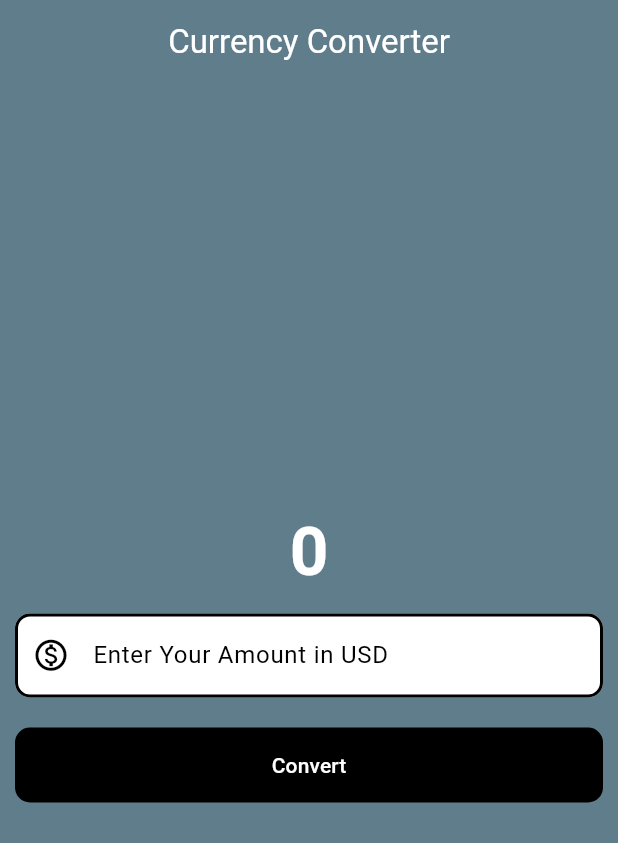
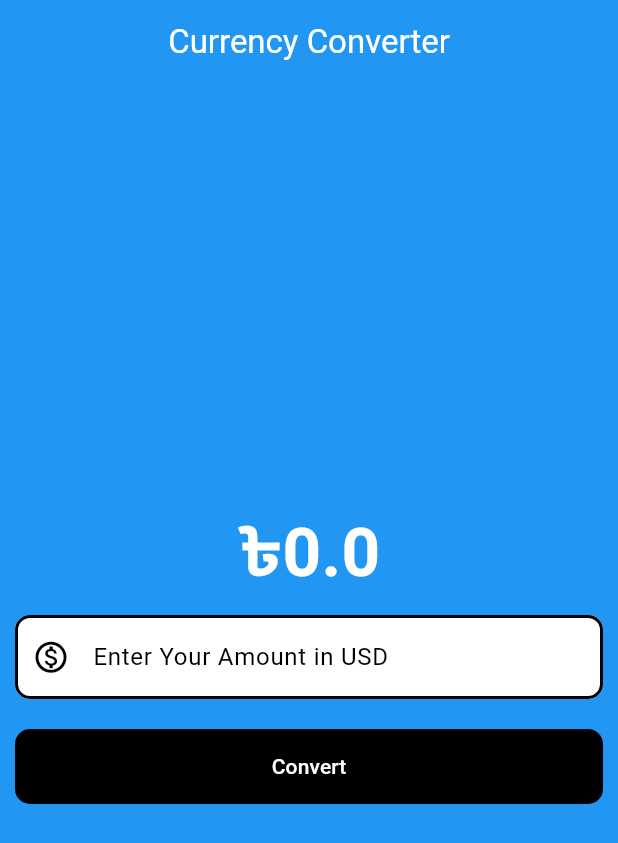
Before and after one commit to siraajul/currency_converter, a Flutter app: the screen it shows after launch, after a tap on "Convert", on a phone screen of 412 x 824 dp. Shown: the top 843 px of the screen. Run offline on Flutter 3.47's test engine with Material 3 defaults, Android fonts, the phone set to English and light mode, and no system bars.

```diff
--- a/lib/screens/home_page_material.dart
+++ b/lib/screens/home_page_material.dart
@@ -1,16 +1,19 @@
-import 'package:flutter/foundation.dart';
 import 'package:flutter/material.dart';
 
-class HomePage extends StatelessWidget {
+class HomePage extends StatefulWidget {
   const HomePage({super.key});
 
-  //1. Create a Value that stores the converted currency value
-  //2. Create a function that multiplies the value give by the textfield with BDT
-  //3. Store the value in the variable that we created
-  //4. Display the variable
+  @override
+  State<HomePage> createState() => _CurrencyConverterMaterialPageState();
+}
+
+class _CurrencyConverterMaterialPageState extends State<HomePage> {
+  double result = 0;
+  final TextEditingController textEditingController = TextEditingController();
 
   @override
   Widget build(BuildContext context) {
+    print('ReBuild');
     const border = OutlineInputBorder(
       borderSide: BorderSide(
         color: Colors.black,
@@ -25,32 +28,36 @@ class HomePage extends StatelessWidget {
 //---------------------------------------Page Entry-----------------------------
     return Scaffold(
       appBar: AppBar(
-        title: const Text('Currency Converter',style: TextStyle(color: Colors.white),),
-        backgroundColor: Colors.blueGrey,
+        title: const Text(
+          'Currency Converter',
+          style: TextStyle(color: Colors.white),
+        ),
+        backgroundColor: Colors.blue,
         elevation: 0,
         centerTitle: true,
       ),
-      backgroundColor: Colors.blueGrey,
+      backgroundColor: Colors.blue,
       body: Center(
         child: Column(
           mainAxisAlignment: MainAxisAlignment.center,
           children: [
-            const Text(
-              '0',
-              style: TextStyle(
+            Text(
+             '৳$result',
+              style: const TextStyle(
                   fontSize: 45,
                   fontWeight: FontWeight.bold,
                   color: Colors.white),
             ),
-            const Padding(
-              padding: EdgeInsets.all(10),
+            Padding(
+              padding: const EdgeInsets.all(10),
               child: TextField(
-                style: TextStyle(
+                controller: textEditingController,
+                style: const TextStyle(
                   color: Colors.black,
                 ),
-                keyboardType: TextInputType.numberWithOptions(
+                keyboardType: const TextInputType.numberWithOptions(
                     decimal: true, signed: true),
-                decoration: InputDecoration(
+                decoration: const InputDecoration(
                   hintText: 'Enter Your Amount in USD',
                   hintStyle: TextStyle(color: Colors.black),
                   prefixIcon: Icon(
@@ -65,17 +72,14 @@ class HomePage extends StatelessWidget {
                 ),
               ),
             ),
-            //Button
+            //Button------------------------------------------------------------
             Padding(
               padding: const EdgeInsets.all(10),
               child: TextButton(
                 onPressed: () {
-                  //Debug--Release, Profile
-
-                  // print('Button Clicked');
-                  if (kDebugMode) {
-                    print('Button Clicked');
-                  }
+                  setState(() {
+                    result = double.parse(textEditingController.text) * 114;
+                  });
                 },
                 style: TextButton.styleFrom(
                   backgroundColor: Colors.black,
@@ -94,3 +98,107 @@ class HomePage extends StatelessWidget {
     );
   }
 }
+//-----------------------------------------------------------------------------
+// class HomePagee extends StatelessWidget {
+//   const HomePagee({super.key});
+//
+//   //--------To-Do--------------------
+//   //1. Create a Value that stores the converted currency value
+//   //2. Create a function that multiplies the value give by the textfield with BDT
+//   //3. Store the value in the variable that we created
+//   //4. Display the variable
+//
+//   @override
+//   Widget build(BuildContext context) {
+//     double result = 0;
+//     final TextEditingController textEditingController = TextEditingController();
+//
+//     const border = OutlineInputBorder(
+//       borderSide: BorderSide(
+//         color: Colors.black,
+//         width: 2,
+//         style: BorderStyle.solid,
+//         strokeAlign: BorderSide.strokeAlignInside,
+//       ),
+//       borderRadius: BorderRadius.all(
+//         Radius.circular(10),
+//       ),
+//     );
+// //---------------------------------------Page Entry-----------------------------
+//     return Scaffold(
+//       appBar: AppBar(
+//         title: const Text(
+//           'Currency Converter',
+//           style: TextStyle(color: Colors.white),
+//         ),
+//         backgroundColor: Colors.blue,
+//         elevation: 0,
+//         centerTitle: true,
+//       ),
+//       backgroundColor: Colors.blue,
+//       body: Center(
+//         child: Column(
+//           mainAxisAlignment: MainAxisAlignment.center,
+//           children: [
+//             Text(
+//               result.toString(),
+//               style: const TextStyle(
+//                   fontSize: 45,
+//                   fontWeight: FontWeight.bold,
+//                   color: Colors.white),
+//             ),
+//             Padding(
+//               padding: const EdgeInsets.all(10),
+//               child: TextField(
+//                 controller: textEditingController,
+//                 style: const TextStyle(
+//                   color: Colors.black,
+//                 ),
+//                 keyboardType: const TextInputType.numberWithOptions(
+//                     decimal: true, signed: true),
+//                 decoration: const InputDecoration(
+//                   hintText: 'Enter Your Amount in USD',
+//                   hintStyle: TextStyle(color: Colors.black),
+//                   prefixIcon: Icon(
+//                     Icons.monetization_on_outlined,
+//                     color: Colors.black,
+//                     size: 25,
+//                   ),
+//                   filled: true,
+//                   fillColor: Colors.white,
+//                   focusedBorder: border,
+//                   enabledBorder: border,
+//                 ),
+//               ),
+//             ),
+//             //Button------------------------------------------------------------
+//             Padding(
+//               padding: const EdgeInsets.all(10),
+//               child: TextButton(
+//                 onPressed: () {
+//                   //Debug--Release, Profile
+//                   // print('Button Clicked');
+//                   // if (kDebugMode) {
+//                   //   print('Button Clicked');
+//                   // }
+//                   // print(textEditingController.text);
+//                   // print(double.parse(textEditingController.text) * 114);
+//                   result = double.parse(textEditingController.text) * 114;
+//                 },
+//                 style: TextButton.styleFrom(
+//                   backgroundColor: Colors.black,
+//                   foregroundColor: Colors.white,
+//                   minimumSize: const Size(double.infinity, 50),
+//                   shape: RoundedRectangleBorder(
+//                     borderRadius: BorderRadius.circular(10),
+//                   ),
+//                 ),
+//                 child: const Text('Convert'),
+//               ),
+//             ),
+//           ],
+//         ),
+//       ),
+//     );
+//   }
+// }
```
